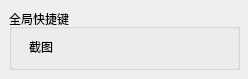
Qt form screenshottool.ui (qiuzhiqian/ScreenShotTool) before a commit.
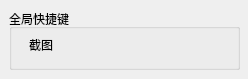
The same form after that commit.

Patch:
```diff
--- a/screenshottool.ui
+++ b/screenshottool.ui
@@ -29,9 +29,9 @@
     <property name="geometry">
      <rect>
       <x>20</x>
-      <y>30</y>
+      <y>25</y>
       <width>54</width>
-      <height>16</height>
+      <height>21</height>
      </rect>
     </property>
     <property name="text">
```
